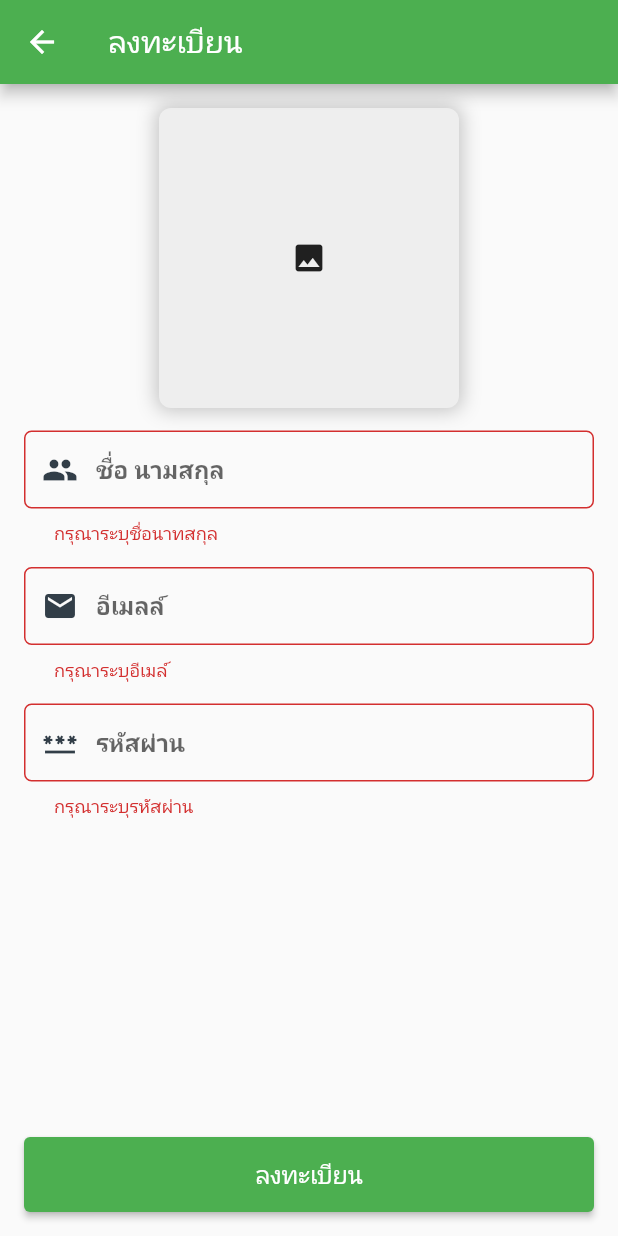
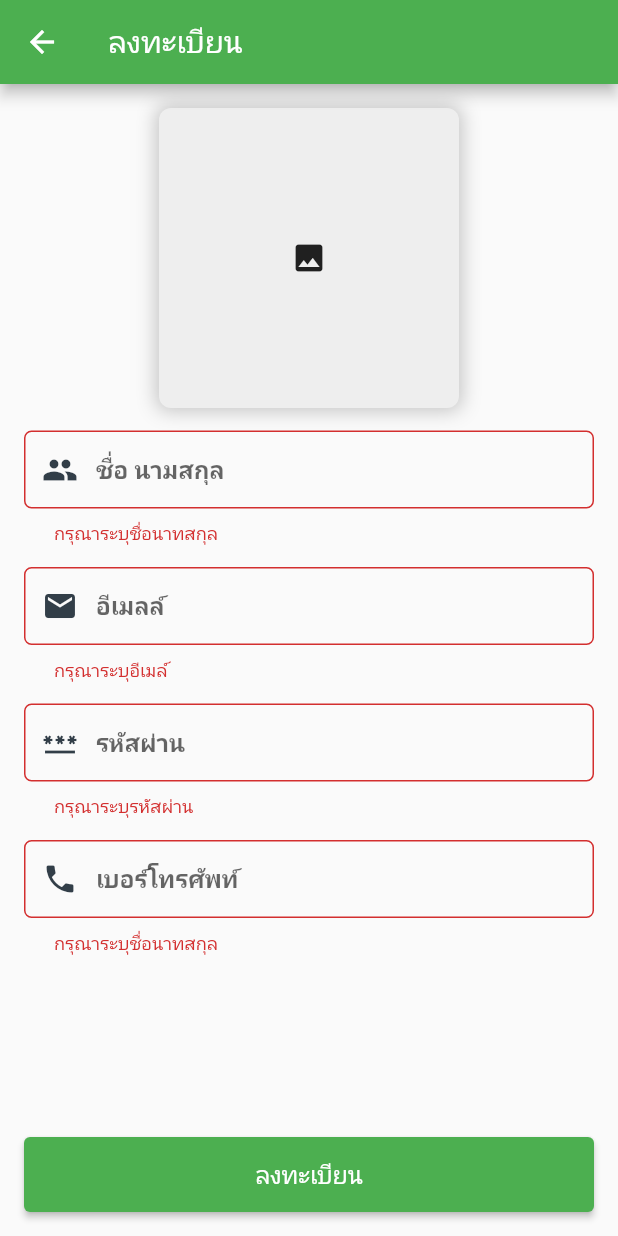
Before and after one commit to ReemWSW/maidservoceapp, a Flutter app: the RegisterPage screen opened directly, after a tap on "ลงทะเบียน", on a phone screen of 412 x 824 dp. Run offline on Flutter 3.47's test engine with Material 2 defaults, Android fonts, the phone set to English and light mode, and no system bars; our stand-ins replace another_flushbar, flutter_svg, shared_preferences; accounts and stored records are empty.

```diff
--- a/lib/pages/register/register.dart
+++ b/lib/pages/register/register.dart
@@ -1,10 +1,20 @@
+import 'package:another_flushbar/flushbar.dart';
 import 'package:flutter/material.dart';
+import 'package:maid/models/user.dart';
+import 'package:maid/providers/auth.dart';
+import 'package:maid/providers/user_provider.dart';
 import 'package:maid/widget/button_long.dart';
 import 'package:maid/widget/textfield_custom.dart';
+import 'package:provider/provider.dart';
 
-class RegisterPage extends StatelessWidget {
-  RegisterPage({Key? key}) : super(key: key);
+class RegisterPage extends StatefulWidget {
+  const RegisterPage({Key? key}) : super(key: key);
 
+  @override
+  State<RegisterPage> createState() => _RegisterPageState();
+}
+
+class _RegisterPageState extends State<RegisterPage> {
   final _formKey = GlobalKey<FormState>();
 
   String? emailValidate(String? value) {
@@ -19,11 +29,61 @@ class RegisterPage extends StatelessWidget {
 
   String? passValidate(String? value) =>
       value!.isEmpty ? 'กรุณาระบุรหัสผ่าน' : null;
+
   String? nameValidate(String? value) =>
       value!.isEmpty ? 'กรุณาระบุชื่อนาทสกุล' : null;
 
+  String? phoneValidate(String? value) =>
+      value!.isEmpty ? 'กรุณาระบุชื่อนาทสกุล' : null;
+
+  String? _name, _email, _password, _phone;
+  String _image64 = ' ';
+
+  void submitRegister() {
+    AuthProvider auth = Provider.of<AuthProvider>(context, listen: false);
+    final form = _formKey.currentState!;
+    if (form.validate()) {
+      print(_image64);
+      print(_name);
+      print(_email);
+      print(_password);
+      print(_phone);
+      form.save();
+      auth
+          .register(
+        _image64 == null ? '' : _image64,
+        _name!,
+        _email!,
+        _password!,
+        _phone!,
+      )
+          .then((response) {
+        if (response['status']) {
+          User user = response['data'];
+        } else {
+          Flushbar(
+            title: "ไม่สามารถลงทะเบียนได้",
+            backgroundColor: Colors.red,
+            message: response['data'],
+            duration: const Duration(seconds: 5),
+          ).show(context);
+        }
+      });
+    }
+  }
+
   @override
   Widget build(BuildContext context) {
+    AuthProvider auth = Provider.of<AuthProvider>(context, listen: false);
+
+    var loading = Row(
+      mainAxisAlignment: MainAxisAlignment.center,
+      children: const <Widget>[
+        CircularProgressIndicator(),
+        Text("กรุณารอสักครู่")
+      ],
+    );
+
     return Scaffold(
       resizeToAvoidBottomInset: false,
       appBar: AppBar(
@@ -45,28 +105,41 @@ class RegisterPage extends StatelessWidget {
                     hintText: 'ชื่อ นามสกุล',
                     icon: Icons.people,
                     validator: nameValidate,
+                    onSaved: (value) => _name = value,
                   ),
                   const SizedBox(height: 15),
                   TextFieldCustom(
                     hintText: 'อีเมลล์',
                     icon: Icons.email,
                     validator: emailValidate,
+                    onSaved: (value) => _email = value,
+                    keyboardType: TextInputType.emailAddress,
                   ),
                   const SizedBox(height: 15),
                   TextFieldCustom(
                     hintText: 'รหัสผ่าน',
                     icon: Icons.password,
                     validator: passValidate,
+                    obscureText: true,
+                    onSaved: (value) => _password = value,
+                  ),
+                  const SizedBox(height: 15),
+                  TextFieldCustom(
+                    hintText: 'เบอร์โทรศัพท์',
+                    icon: Icons.phone,
+                    validator: phoneValidate,
+                    onSaved: (value) => _phone = value,
+                    keyboardType: TextInputType.number,
                   ),
                   const SizedBox(height: 30),
                 ],
               ),
-              ButtonLong(
-                label: 'ลงทะเบียน',
-                onPressed: () {
-                  if (_formKey.currentState!.validate()) {}
-                },
-              )
+              auth.loggedInStatus == Status.Authenticating
+                  ? loading
+                  : ButtonLong(
+                      label: 'ลงทะเบียน',
+                      onPressed: submitRegister,
+                    )
             ],
           ),
         ),
```
